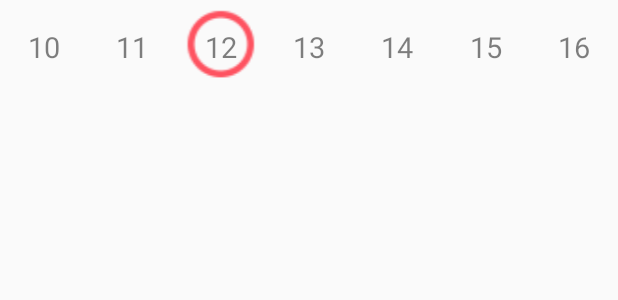
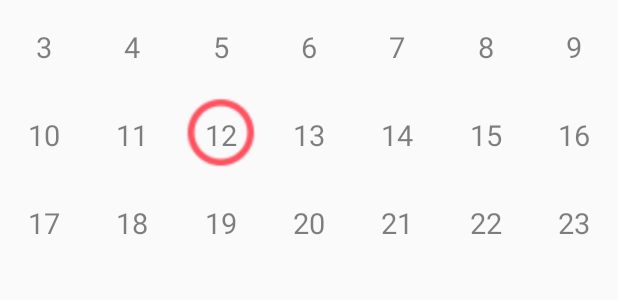
Before and after one commit to naturecurly/ITime, an Android app: the layout fragment_calendar_body.xml on its own in the app's theme, with its tools: preview values and no code run, on a phone screen of 412 x 824 dp. Shown: the top 300 px of the screen. Run offline under Robolectric (Android 15) with nearby library versions, the phone set to English and light mode, and no system bars.

Commit message:
CalendarView now can slide vertically.

```diff
--- a/app/build.gradle
+++ b/app/build.gradle
@@ -19,10 +19,12 @@ android {
     }
 }
 
+
 dependencies {
     compile fileTree(dir: 'libs', include: ['*.jar'])
     testCompile 'junit:junit:4.12'
     compile 'com.android.support:appcompat-v7:23.1.1'
     compile 'com.android.support:design:23.1.1'
     compile 'com.android.support:support-v4:23.1.1'
+    compile 'com.github.castorflex.verticalviewpager:library:19.0.1'
 }
--- a/app/src/main/java/com/itime/team/itime/utils/DateUtil.java
+++ b/app/src/main/java/com/itime/team/itime/utils/DateUtil.java
@@ -61,9 +61,9 @@ public class DateUtil {
     public static int[] getPerviousWeekSunday() {
         int[] time = new int[3];
         Calendar c = Calendar.getInstance();
-        c.add(Calendar.DATE, -getWeekDay());
+        c.add(Calendar.DATE, -getWeekDay() - 7);
         time[0] = c.get(Calendar.YEAR);
-        time[1] = c.get(Calendar.MONTH) + 1;
+        time[1] = c.get(Calendar.MONTH)+1;
         time[2] = c.get(Calendar.DAY_OF_MONTH);
         return time;
     }
--- a/app/src/main/java/com/itime/team/itime/views/CalendarView.java
+++ b/app/src/main/java/com/itime/team/itime/views/CalendarView.java
@@ -264,7 +264,10 @@ public class CalendarView extends View {
     private void fillWeekDate() {
 
         int currentMonthDays = DateUtil.getMonthDays(mShowYear, mShowMonth);
-        rows[0] = new Row();
+//        rows[1] = new Row();
+//        rows[0] = new Row();
+        for (int week = 0; week < 3; week++) {
+            rows[week] = new Row();
             if (mShowDay + WEEK - 1 > currentMonthDays) {
                 mShowMonth += 1;
             }
@@ -276,10 +279,11 @@ public class CalendarView extends View {
                 if (mShowDay == DateUtil.getCurrentMonthDays() &&
                         mShowYear == DateUtil.getYear()
                         && mShowMonth == DateUtil.getMonth()) {
-                rows[0].cells[i] = new Cell(mShowDay + "", State.TODAY);
+                    rows[week].cells[i] = new Cell(mShowDay + "", State.TODAY);
                     continue;
                 }
-            rows[0].cells[i] = new Cell(mShowDay + "", State.CURRENT_MONTH_DAY);
+                rows[week].cells[i] = new Cell(mShowDay + "", State.CURRENT_MONTH_DAY);
+            }
         }
     }
 
@@ -335,10 +339,10 @@ public class CalendarView extends View {
         int width = measure(widthMeasureSpec);
         int height = measure(heightMeasureSpec);
         int d = Math.min(width, height);
-        mCellSpace = (float) d / TOTAL_COL;
+        mCellSpace = (float) width / TOTAL_COL;
         //Log.i("TTTT", mCellSpace + " " + width + " " + height);
         mTextPaint.setTextSize(mCellSpace / 3);
-        setMeasuredDimension(d, d);
+        setMeasuredDimension(width, (int) mCellSpace * 3);
     }
 
     protected int measure(int measureSpec) {
--- a/app/src/main/res/layout/fragment_calendar_body.xml
+++ b/app/src/main/res/layout/fragment_calendar_body.xml
@@ -1,7 +1,7 @@
 <?xml version="1.0" encoding="utf-8"?>
 
-
-<com.itime.team.itime.views.CalendarView xmlns:android="http://schemas.android.com/apk/res/android"
+<com.itime.team.itime.views.CalendarView
+    xmlns:android="http://schemas.android.com/apk/res/android"
     android:id="@+id/calendar_view"
     android:layout_width="match_parent"
-    android:layout_height="match_parent" />
+    android:layout_height="wrap_content" />
```
Also changed, not shown: app/src/main/java/com/itime/team/itime/fragments/CalendarBodyFragment.java (+31 -31 lines), app/src/main/java/com/itime/team/itime/fragments/CalendarFragment.java (+19 -13 lines), app/src/main/java/com/itime/team/itime/views/VerticalViewPagerModified.java (added, +39 -0 lines), app/src/main/res/layout/fragment_calendar.xml (+16 -7 lines). Lines whose indentation alone changed are shown as unchanged.
